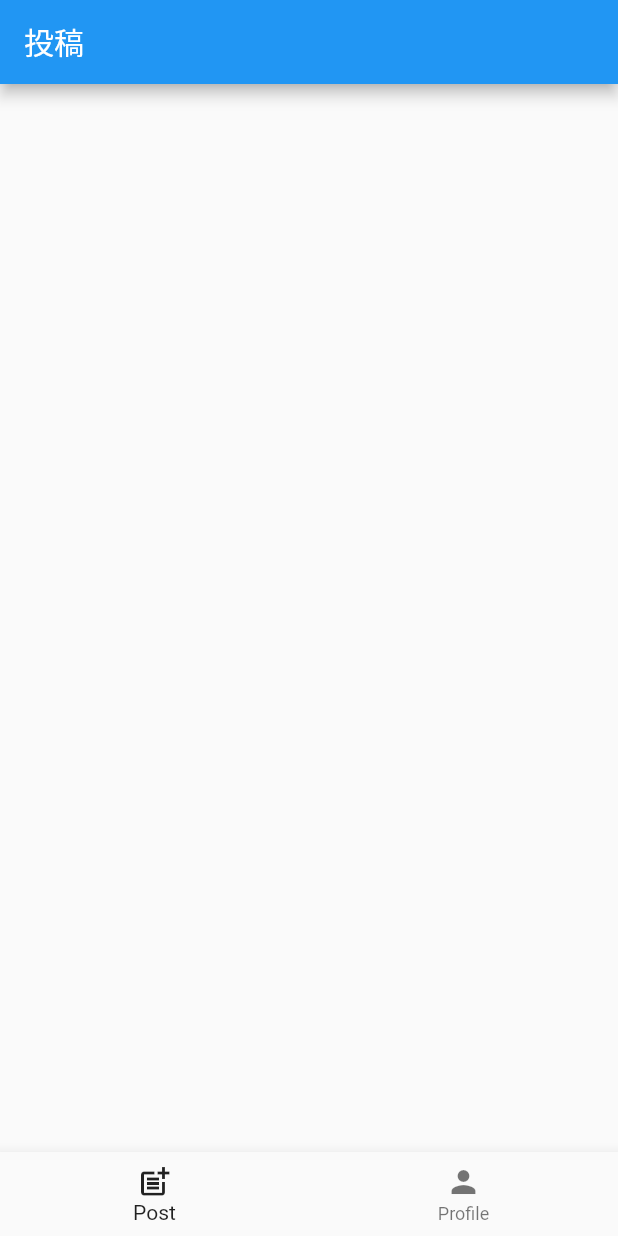
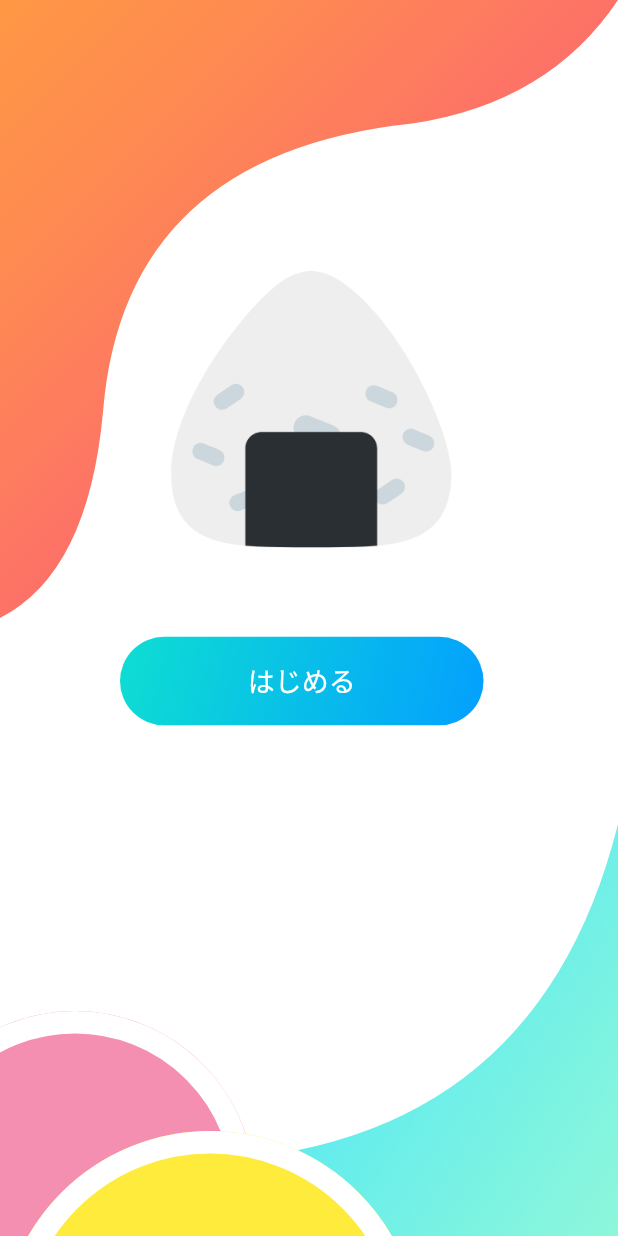
Before and after one commit to kc3hack/2022_g, a Flutter app: the screen it shows after launch, on a phone screen of 412 x 824 dp. Run offline on Flutter 3.47's test engine with Material 2 defaults, Android fonts, the light colour scheme and no system bars; our stand-ins replace cloud_firestore, firebase_auth, firebase_core, flutter_riverpod; accounts and stored records are empty.

Commit message:
スタート画面の設定

```diff
--- a/Flutter/lib/main.dart
+++ b/Flutter/lib/main.dart
@@ -1,9 +1,13 @@
+import 'package:firebase_auth/firebase_auth.dart';
+import 'package:firebase_core/firebase_core.dart';
 import 'package:flutter/material.dart';
 import 'package:flutter_riverpod/flutter_riverpod.dart';
+import 'package:team_g/presentation/auth/start_page.dart';
 import 'package:team_g/presentation/bottom/bottom_page.dart';
 
-void main() {
+void main() async {
   WidgetsFlutterBinding.ensureInitialized();
+  await Firebase.initializeApp();
   runApp(ProviderScope(child: const MyApp()));
 }
 
@@ -18,7 +22,19 @@ class MyApp extends StatelessWidget {
       theme: ThemeData(
         primarySwatch: Colors.blue,
       ),
-      home: BottomPage(),
+      home: getScreenId(),
     );
   }
+
+  Widget getScreenId() {
+    return StreamBuilder(
+        stream: FirebaseAuth.instance.authStateChanges(),
+        builder: (BuildContext context, snapshot) {
+          if (snapshot.hasData) {
+            return const BottomPage();
+          } else {
+            return const StartPage();
+          }
+        });
+  }
 }
--- /dev/null
+++ b/Flutter/lib/presentation/auth/start_page.dart
@@ -0,0 +1,36 @@
+import 'package:flutter/material.dart';
+import 'package:team_g/presentation/auth/widgets/background.dart';
+import 'package:team_g/presentation/auth/widgets/button.dart';
+
+class StartPage extends StatefulWidget {
+  const StartPage({Key? key}) : super(key: key);
+
+  @override
+  _StartPageState createState() => _StartPageState();
+}
+
+class _StartPageState extends State<StartPage>
+    with SingleTickerProviderStateMixin {
+  @override
+  void initState() {
+    super.initState();
+  }
+
+  @override
+  void dispose() {
+    super.dispose();
+  }
+
+  @override
+  Widget build(BuildContext context) {
+    return Scaffold(
+        resizeToAvoidBottomInset: false,
+        backgroundColor: Colors.white,
+        body: Stack(
+          children: const <Widget>[
+            Background(),
+            Button(),
+          ],
+        ));
+  }
+}
--- /dev/null
+++ b/Flutter/lib/presentation/auth/widgets/background.dart
@@ -0,0 +1,188 @@
+import 'package:flutter/material.dart';
+
+class Background extends StatelessWidget {
+  const Background({Key? key}) : super(key: key);
+
+  @override
+  Widget build(BuildContext context) {
+    return Scaffold(
+      resizeToAvoidBottomInset: false,
+      backgroundColor: Colors.white,
+      body: Column(
+        children: <Widget>[
+          Stack(
+            alignment: Alignment.bottomCenter,
+            children: <Widget>[
+              Image.asset(
+                'assets/onigiri.png',
+                width: MediaQuery.of(context).size.width / 1.5,
+              ),
+              const WavyHeader(),
+            ],
+          ),
+          Expanded(
+            child: Container(),
+          ),
+          Stack(
+            alignment: Alignment.bottomLeft,
+            children: const <Widget>[
+              WavyFooter(),
+              CirclePink(),
+              CircleYellow(),
+            ],
+          )
+        ],
+      ),
+    );
+  }
+}
+
+const List<Color> orangeGradients = [
+  Color(0xFFFF9844),
+  Color(0xFFFE8853),
+  Color(0xFFFD7267),
+];
+
+const List<Color> aquaGradients = [
+  Color(0xFF5AEAF1),
+  Color(0xFF8EF7DA),
+];
+
+class WavyHeader extends StatelessWidget {
+  const WavyHeader({Key? key}) : super(key: key);
+
+  @override
+  Widget build(BuildContext context) {
+    return ClipPath(
+      clipper: TopWaveClipper(),
+      child: Container(
+        decoration: const BoxDecoration(
+          gradient: LinearGradient(
+              colors: orangeGradients,
+              begin: Alignment.topLeft,
+              end: Alignment.center),
+        ),
+        height: MediaQuery.of(context).size.height / 2.0,
+      ),
+    );
+  }
+}
+
+class WavyFooter extends StatelessWidget {
+  const WavyFooter({Key? key}) : super(key: key);
+
+  @override
+  Widget build(BuildContext context) {
+    return ClipPath(
+      clipper: FooterWaveClipper(),
+      child: Container(
+        decoration: const BoxDecoration(
+          gradient: LinearGradient(
+              colors: aquaGradients,
+              begin: Alignment.center,
+              end: Alignment.bottomRight),
+        ),
+        height: MediaQuery.of(context).size.height / 3,
+      ),
+    );
+  }
+}
+
+class CirclePink extends StatelessWidget {
+  const CirclePink({Key? key}) : super(key: key);
+
+  @override
+  Widget build(BuildContext context) {
+    return Transform.translate(
+      offset: const Offset(-70.0, 90.0),
+      child: Material(
+        color: Colors.pink[200],
+        child: const Padding(padding: EdgeInsets.all(120)),
+        shape: const CircleBorder(
+            side: BorderSide(color: Colors.white, width: 15.0)),
+      ),
+    );
+  }
+}
+
+class CircleYellow extends StatelessWidget {
+  const CircleYellow({Key? key}) : super(key: key);
+
+  @override
+  Widget build(BuildContext context) {
+    return Transform.translate(
+      offset: const Offset(0.0, 210.0),
+      child: const Material(
+        color: Colors.yellow,
+        child: Padding(padding: EdgeInsets.all(140)),
+        shape: CircleBorder(side: BorderSide(color: Colors.white, width: 15.0)),
+      ),
+    );
+  }
+}
+
+class TopWaveClipper extends CustomClipper<Path> {
+  @override
+  Path getClip(Size size) {
+    // This is where we decide what part of our image is going to be visible.
+    var path = Path();
+    path.lineTo(0.0, size.height);
+
+    var firstControlPoint = Offset(size.width / 7, size.height - 30);
+    var firstEndPoint = Offset(size.width / 6, size.height / 1.5);
+
+    path.quadraticBezierTo(firstControlPoint.dx, firstControlPoint.dy,
+        firstEndPoint.dx, firstEndPoint.dy);
+
+    var secondControlPoint = Offset(size.width / 5, size.height / 4);
+    var secondEndPoint = Offset(size.width / 1.5, size.height / 5);
+    path.quadraticBezierTo(secondControlPoint.dx, secondControlPoint.dy,
+        secondEndPoint.dx, secondEndPoint.dy);
+
+    var thirdControlPoint =
+        Offset(size.width - (size.width / 9), size.height / 6);
+    var thirdEndPoint = Offset(size.width, 0.0);
+    path.quadraticBezierTo(thirdControlPoint.dx, thirdControlPoint.dy,
+        thirdEndPoint.dx, thirdEndPoint.dy);
+
+    ///move from bottom right to top
+    path.lineTo(size.width, 0.0);
+
+    ///finally close the path by reaching start point from top right corner
+    path.close();
+    return path;
+  }
+
+  @override
+  bool shouldReclip(CustomClipper<Path> oldClipper) => false;
+}
+
+class FooterWaveClipper extends CustomClipper<Path> {
+  @override
+  Path getClip(Size size) {
+    var path = Path();
+    path.moveTo(size.width, 0.0);
+    path.lineTo(size.width, size.height);
+    path.lineTo(0.0, size.height);
+    path.lineTo(0.0, size.height - 60);
+    var secondControlPoint = Offset(size.width - (size.width / 6), size.height);
+    var secondEndPoint = Offset(size.width, 0.0);
+    path.quadraticBezierTo(secondControlPoint.dx, secondControlPoint.dy,
+        secondEndPoint.dx, secondEndPoint.dy);
+
+    return path;
+  }
+
+  @override
+  bool shouldReclip(CustomClipper<Path> oldClipper) => false;
+}
+
+class YellowCircleClipper extends CustomClipper<Rect> {
+  @override
+  Rect getClip(Size size) {
+    throw UnimplementedError();
+  }
+
+  @override
+  bool shouldReclip(CustomClipper<Rect> oldClipper) => false;
+}
--- /dev/null
+++ b/Flutter/lib/presentation/auth/widgets/button.dart
@@ -0,0 +1,63 @@
+import 'package:flutter/material.dart';
+import 'package:team_g/domain/service/auth_api.dart';
+
+class Button extends StatelessWidget {
+  const Button({Key? key}) : super(key: key);
+
+  @override
+  Widget build(BuildContext context) {
+    return Column(
+      children: <Widget>[
+        Padding(
+          padding: EdgeInsets.only(
+            top: MediaQuery.of(context).size.height / 2.2,
+            bottom: 50,
+          ),
+        ),
+        roundedRectButton(
+          "はじめる",
+          signInGradients,
+        ),
+      ],
+    );
+  }
+}
+
+Widget roundedRectButton(String title, List<Color> gradient) {
+  return Builder(builder: (BuildContext mContext) {
+    return Padding(
+      padding: const EdgeInsets.only(left: 80, bottom: 10),
+      child: Stack(
+        alignment: const Alignment(1.0, 0.0),
+        children: <Widget>[
+          GestureDetector(
+            child: Container(
+              alignment: Alignment.center,
+              width: MediaQuery.of(mContext).size.width / 1.7,
+              decoration: ShapeDecoration(
+                shape: RoundedRectangleBorder(
+                    borderRadius: BorderRadius.circular(30.0)),
+                gradient: LinearGradient(
+                    colors: gradient,
+                    begin: Alignment.topLeft,
+                    end: Alignment.bottomRight),
+              ),
+              child: Text(title,
+                  style: const TextStyle(
+                      color: Colors.white,
+                      fontSize: 18,
+                      fontWeight: FontWeight.w500)),
+              padding: const EdgeInsets.only(top: 16, bottom: 16),
+            ),
+            onTap: () => {AuthService().signInAnonymous()},
+          ),
+        ],
+      ),
+    );
+  });
+}
+
+const List<Color> signInGradients = [
+  Color(0xFF0EDED2),
+  Color(0xFF03A0FE),
+];
```
